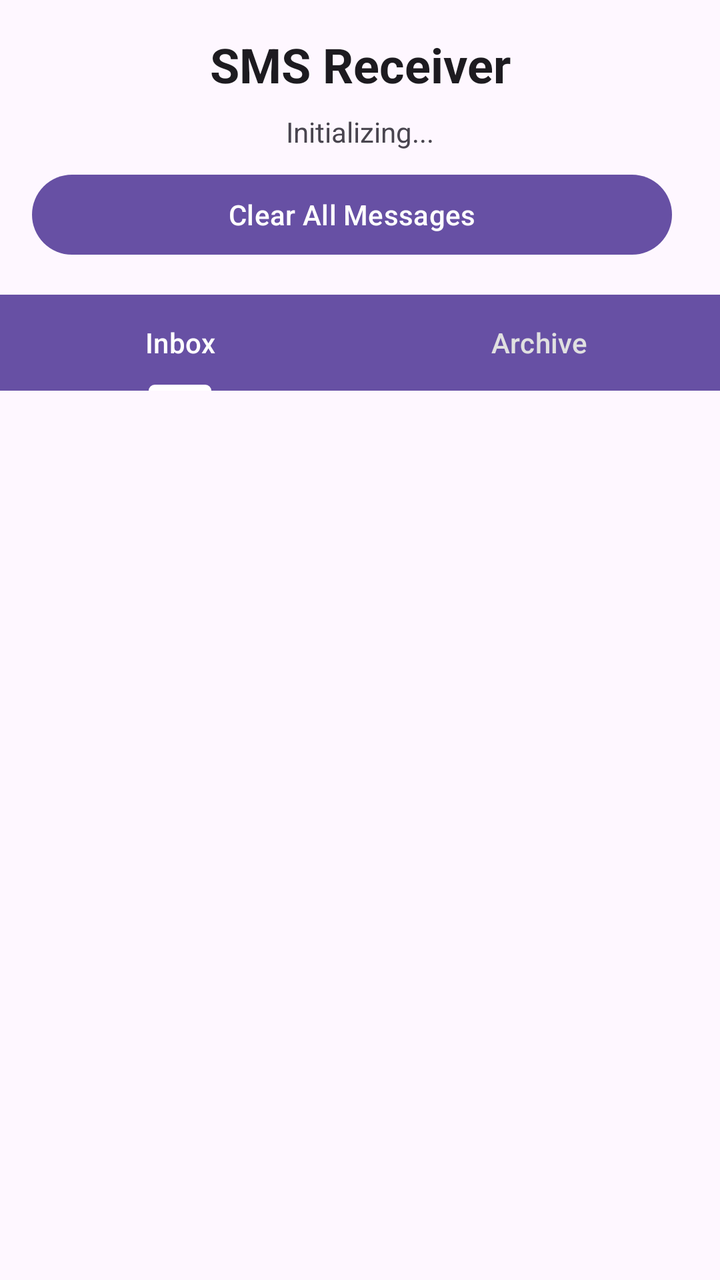
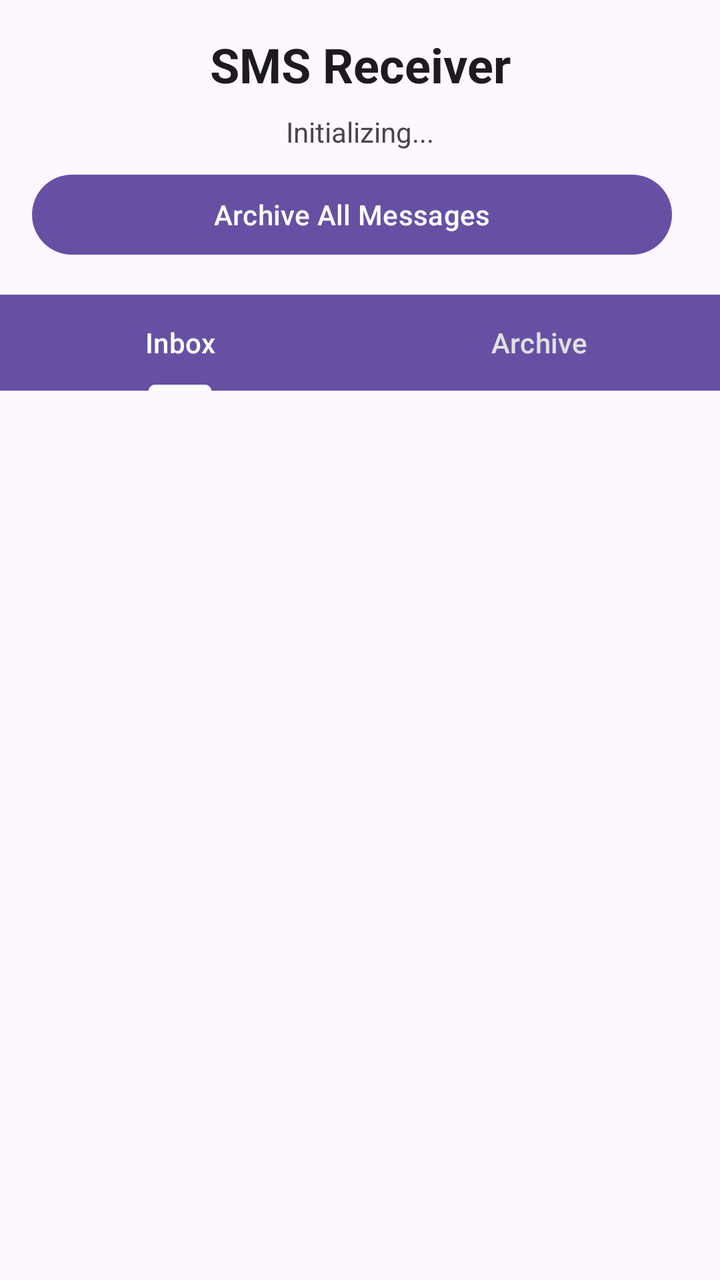

Two renders of the same Android screen: before a commit and after it. Below are the layout's source before the change and the commit's diff.
<!-- AndroidManifest.xml: application theme Theme.Material3.DayNight -->
<!-- res/layout/activity_main.xml -->
<?xml version="1.0" encoding="utf-8"?>
<LinearLayout xmlns:android="http://schemas.android.com/apk/res/android"
    xmlns:app="http://schemas.android.com/apk/res-auto"
    android:layout_width="match_parent"
    android:layout_height="match_parent"
    android:orientation="vertical">

    <LinearLayout
        android:layout_width="match_parent"
        android:layout_height="wrap_content"
        android:orientation="vertical"
        android:padding="16dp">

        <TextView
            android:id="@+id/titleText"
            android:layout_width="match_parent"
            android:layout_height="wrap_content"
            android:text="@string/app_name"
            android:textSize="24sp"
            android:textStyle="bold"
            android:textColor="?android:attr/textColorPrimary"
            android:gravity="center"
            android:paddingBottom="8dp" />

        <TextView
            android:id="@+id/statusText"
            android:layout_width="match_parent"
            android:layout_height="wrap_content"
            android:text="Initializing..."
            android:textSize="14sp"
            android:textColor="?android:attr/textColorSecondary"
            android:gravity="center"
            android:paddingBottom="8dp" />

        <LinearLayout
            android:layout_width="match_parent"
            android:layout_height="wrap_content"
            android:orientation="horizontal">

            <Button
                android:id="@+id/clearButton"
                android:layout_width="0dp"
                android:layout_height="wrap_content"
                android:layout_weight="1"
                android:text="Clear All Messages"
                android:layout_marginEnd="8dp" />

            <Button
                android:id="@+id/deleteButton"
                android:layout_width="0dp"
                android:layout_height="wrap_content"
                android:layout_weight="1"
                android:text="Delete Selected"
                android:visibility="gone"
                android:backgroundTint="#F44336" />

        </LinearLayout>

    </LinearLayout>

    <com.google.android.material.tabs.TabLayout
        android:id="@+id/tabLayout"
        android:layout_width="match_parent"
        android:layout_height="wrap_content"
        android:background="?android:attr/colorPrimary"
        app:tabTextColor="#E0E0E0"
        app:tabSelectedTextColor="#FFFFFF"
        app:tabIndicatorColor="#FFFFFF">

        <com.google.android.material.tabs.TabItem
            android:layout_width="wrap_content"
            android:layout_height="wrap_content"
            android:text="Inbox" />

        <com.google.android.material.tabs.TabItem
            android:layout_width="wrap_content"
            android:layout_height="wrap_content"
            android:text="Archive" />

    </com.google.android.material.tabs.TabLayout>

    <androidx.recyclerview.widget.RecyclerView
        android:id="@+id/recyclerView"
        android:layout_width="match_parent"
        android:layout_height="0dp"
        android:layout_weight="1"
        android:clipToPadding="false"
        android:padding="8dp" />

</LinearLayout>
<!-- resources referenced by this layout -->
<resources>
  <string name="app_name">SMS Receiver</string>
</resources>

<!-- the commit's change to res/layout/activity_main.xml (unified diff, before → after) -->
@@ -42,7 +42,7 @@
                 android:layout_width="0dp"
                 android:layout_height="wrap_content"
                 android:layout_weight="1"
-                android:text="Clear All Messages"
+                android:text="Archive All Messages"
                 android:layout_marginEnd="8dp" />
 
             <Button
